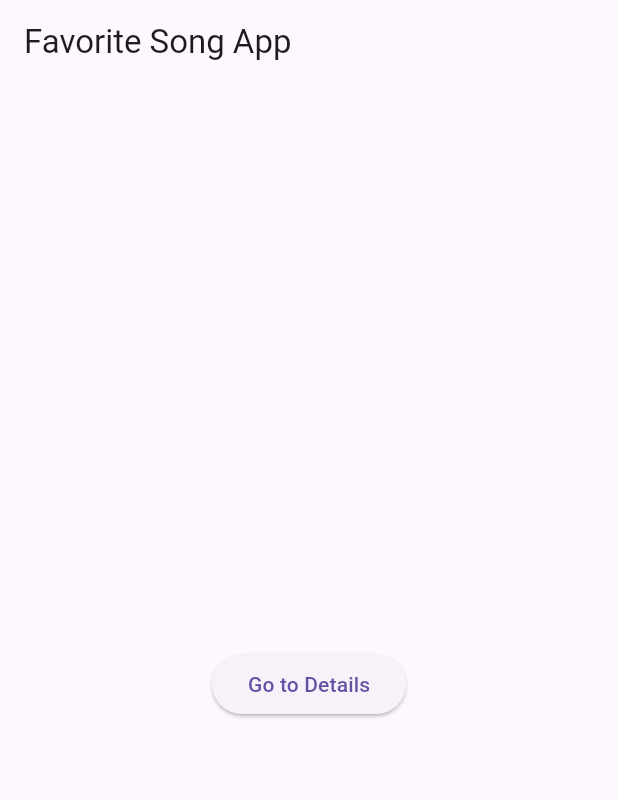
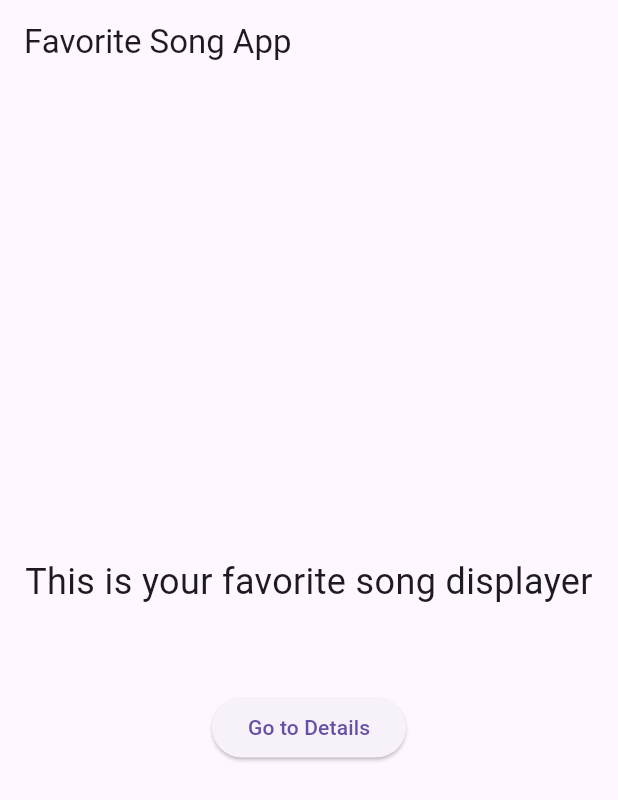
Before and after one commit to marisagdoliveira/flutter-modular-form-example, a Flutter app: the screen it shows after launch, on a phone screen of 412 x 824 dp. Shown: the top 800 px of the screen. Run offline on Flutter 3.47's test engine with Material 3 defaults, Android fonts, the phone set to English and light mode, and no system bars; our stand-ins replace flutter_riverpod, go_router, google_fonts.

Commit message:
some tweaks

```diff
--- a/lib/features/favorite_song/presentation/widgets/song_form.dart
+++ b/lib/features/favorite_song/presentation/widgets/song_form.dart
@@ -24,12 +24,11 @@ class _SongFormState extends ConsumerState<SongForm> {
 
   void _submitForm() {
     if (_formKey.currentState!.validate()) {
-      ref.read(songNotifierProvider.notifier).setSong(
-            _artistController.text.trim(),
-            _songController.text.trim(),
-          );
+      ref
+          .read(songNotifierProvider.notifier)
+          .setSong(_artistController.text.trim(), _songController.text.trim());
       ScaffoldMessenger.of(context).showSnackBar(
-        const SnackBar(content: Text('Song submitted!')),
+        const SnackBar(content: Text('Song submitted! Check your homepage ;)')),
       );
     }
   }
@@ -47,10 +46,7 @@ class _SongFormState extends ConsumerState<SongForm> {
             const SizedBox(height: 16),
             SongFormField(controller: _songController),
             const SizedBox(height: 24),
-            ElevatedButton(
-              onPressed: _submitForm,
-              child: const Text('Submit'),
-            ),
+            ElevatedButton(onPressed: _submitForm, child: const Text('Submit')),
           ],
         ),
       ),
--- a/lib/screens/home_screen.dart
+++ b/lib/screens/home_screen.dart
@@ -17,7 +17,15 @@ class HomeScreen extends ConsumerWidget {
         child: Column(
           mainAxisSize: MainAxisSize.min,
           mainAxisAlignment: MainAxisAlignment.center,
+          crossAxisAlignment: CrossAxisAlignment.center, // horizontal centering
           children: [
+            const Text(
+              'This is your favorite song displayer',
+              style: TextStyle(fontSize: 24),
+              textAlign: TextAlign.center,
+            ),
+            const SizedBox(height: 24), // create space below the text
+
             if (song != null)
               Text(
                 'Your favorite song: "${song.$2}" by ${song.$1}',
@@ -33,6 +41,5 @@ class HomeScreen extends ConsumerWidget {
         ),
       ),
     );
-
   }
 }
```
